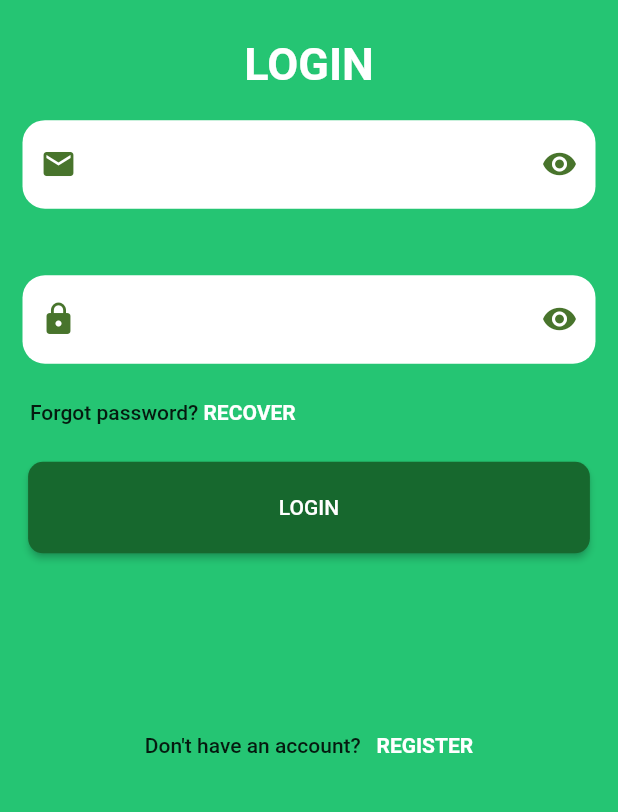
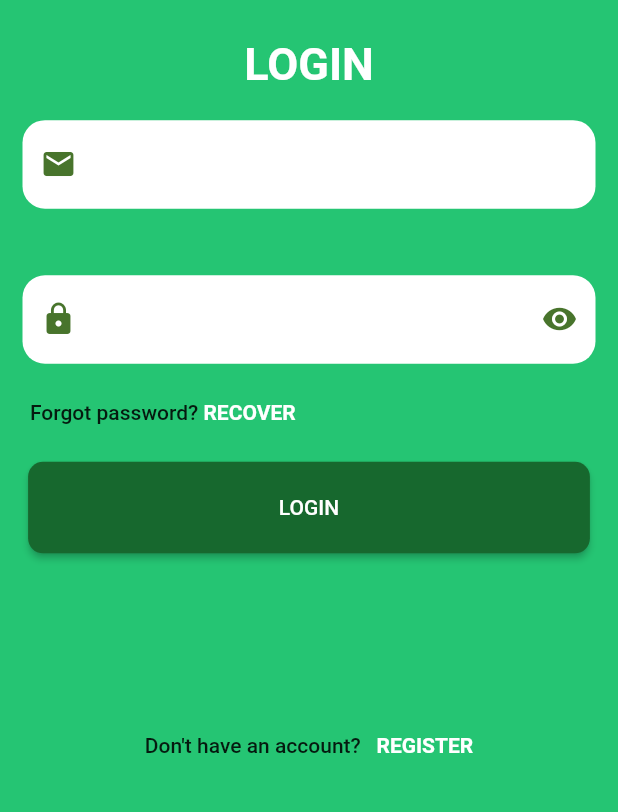
Before and after one commit to proghaddad/Freshly-Delivered-App, a Flutter app: the screen it shows after launch, on a phone screen of 412 x 824 dp, the part 280-1092 px from its top. Run offline on Flutter 3.47's test engine with Material 2 defaults, Android fonts, the phone set to English and light mode, and no system bars; our stand-ins replace animated_splash_screen, hexcolor.

Commit message:
Updated textfield suffix icon

```diff
--- a/lib/Screens/login_screen.dart
+++ b/lib/Screens/login_screen.dart
@@ -43,12 +43,14 @@ class _LoginScreenState extends State<LoginScreen> {
                 LoginTextField(
                   obsecure: false,
                   controller: nameController,
-                  icons: Icons.email,
-                ),
+                  preficon: Icons.email,
+                  sufficon: Icon(Icons.remove_red_eye,color: HexColor('#fff'),),
+          ),
                 LoginTextField(
                   obsecure: true,
                   controller: passController,
-                  icons: Icons.lock,
+                  preficon: Icons.lock,
+                  sufficon: Icon(Icons.remove_red_eye,color: HexColor('#48742C'),),
                 ),
                 ForgotText(),
                 LoginBTN(),
--- a/lib/Widgets/Login/login_tf.dart
+++ b/lib/Widgets/Login/login_tf.dart
@@ -6,10 +6,12 @@ class LoginTextField extends StatelessWidget {
       {Key? key,
       required this.controller,
       required this.obsecure,
-      required this.icons})
+      required this.preficon,
+      required this.sufficon})
       : super(key: key);
   TextEditingController controller;
-  IconData icons;
+  IconData preficon;
+  Icon sufficon;
   bool obsecure;
   @override
   Widget build(BuildContext context) {
@@ -27,8 +29,8 @@ class LoginTextField extends StatelessWidget {
             // For Background Color
             filled: true,
             fillColor: Colors.white,
-            prefixIcon: Icon(icons,color: HexColor('#48742C'),),
-            suffixIcon: Icon(Icons.remove_red_eye,color: HexColor('#48742C'),),
+            prefixIcon: Icon(preficon,color: HexColor('#48742C'),),
+            suffixIcon: sufficon,
             border: OutlineInputBorder(
               borderSide: BorderSide.none,
               borderRadius: BorderRadius.circular(15),
```
